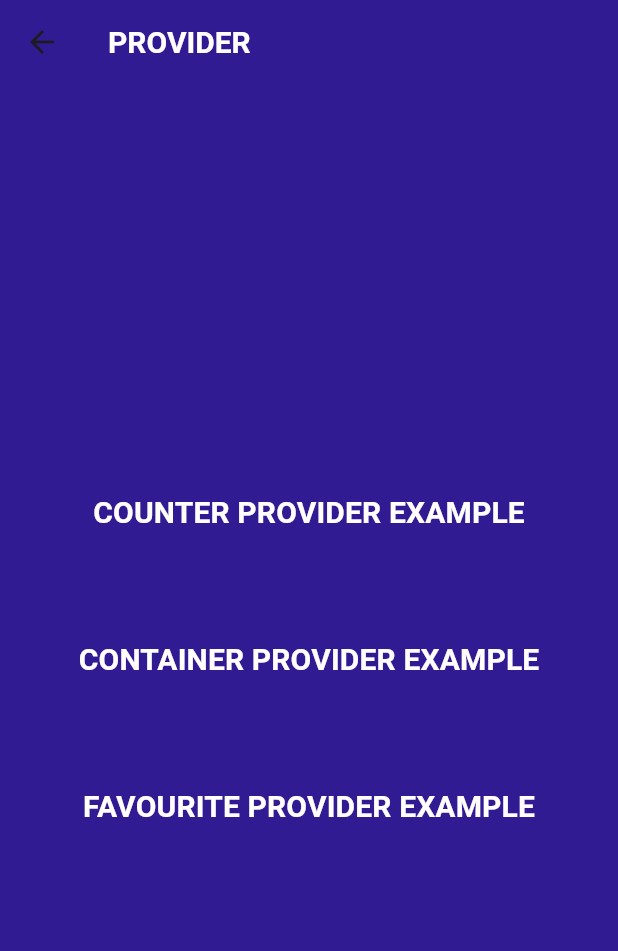
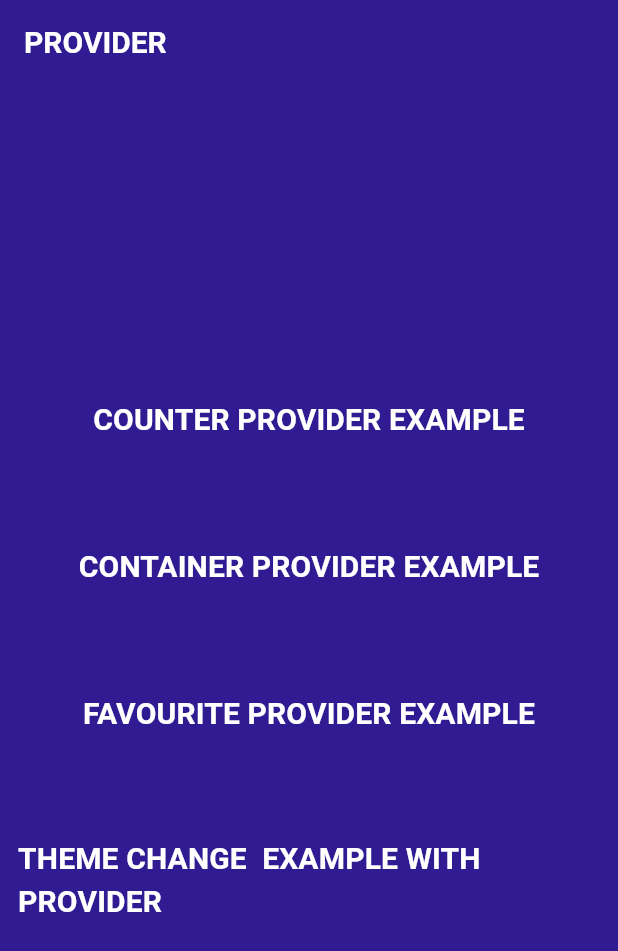
Before and after one commit to ravikumarsaini3/provider_basic_1, a Flutter app: the SwitchScreen screen opened directly, on a phone screen of 412 x 824 dp. Shown: the top 951 px of the screen. Run offline on Flutter 3.47's test engine with Material 3 defaults, Android fonts, the phone set to English and light mode, and no system bars.

Commit message:
completed basic example of provider

```diff
--- a/lib/main.dart
+++ b/lib/main.dart
@@ -4,6 +4,7 @@
 import 'package:provider_basic_example/provider/provider_container.dart';
 import 'package:provider_basic_example/provider/provider_count.dart';
 import 'package:provider_basic_example/provider/theme_provider.dart';
+import 'package:provider_basic_example/screen/switch_screen.dart';
 
 import 'package:provider_basic_example/screen/theme_screen.dart';
 
@@ -80,7 +81,7 @@
                     textTheme: ButtonTextTheme.primary,
                   ),
                 ),
-                home: const ThemeScreen());
+                home: const SwitchScreen());
           },
         ));
   }
--- a/lib/screen/switch_screen.dart
+++ b/lib/screen/switch_screen.dart
@@ -2,6 +2,7 @@
 import 'package:provider_basic_example/screen/container_screen.dart';
 import 'package:provider_basic_example/screen/count_screen.dart';
 import 'package:provider_basic_example/screen/favourite_screen.dart';
+import 'package:provider_basic_example/screen/theme_screen.dart';
 
 class SwitchScreen extends StatelessWidget {
   const SwitchScreen({super.key});
@@ -74,6 +75,25 @@
                         color: Colors.white,
                         fontWeight: FontWeight.bold,
                         fontSize: 20),
+                  ))),
+          const SizedBox(
+            height: 50,
+          ),
+          Center(
+              child: TextButton(
+                  onPressed: () {
+                    Navigator.push(context, MaterialPageRoute(
+                      builder: (context) {
+                        return const ThemeScreen();
+                      },
+                    ));
+                  },
+                  child: const Text(
+                    'THEME CHANGE  EXAMPLE WITH PROVIDER',
+                    style: TextStyle(
+                        color: Colors.white,
+                        fontWeight: FontWeight.bold,
+                        fontSize: 20),
                   )))
         ],
       ),
```
